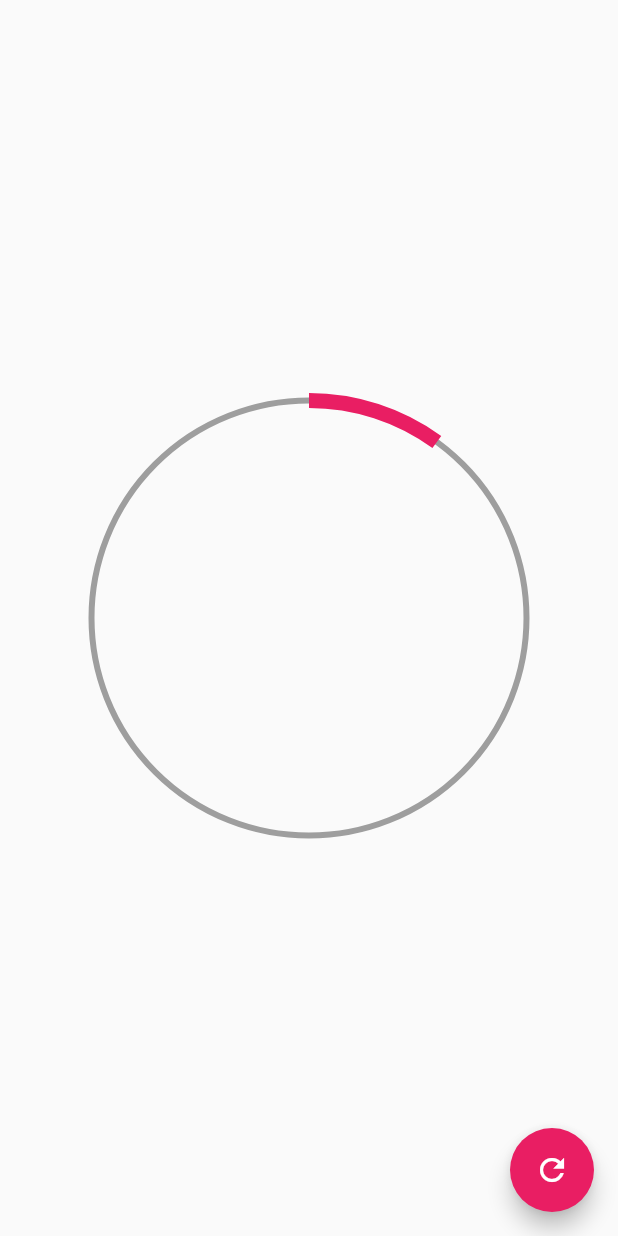
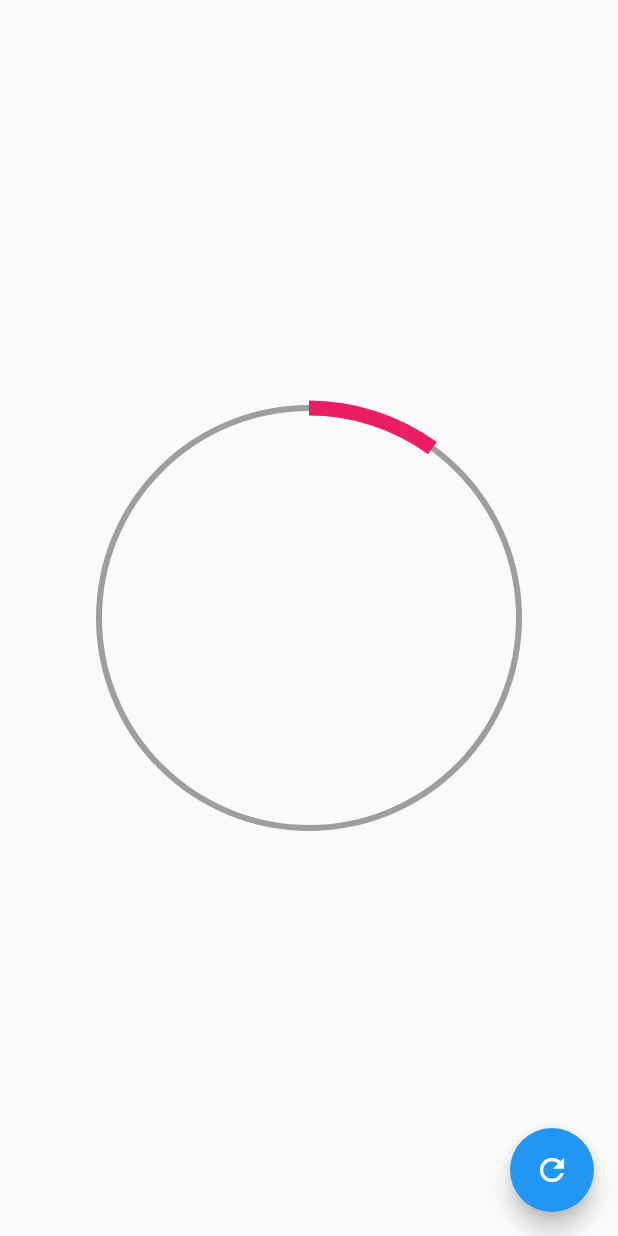
Before and after one commit to RoHeTT17/Flutterdisenos, a Flutter app: the screen it shows after launch, after a tap on the "refresh" icon, on a phone screen of 412 x 824 dp. Run offline on Flutter 3.47's test engine with Material 2 defaults, Android fonts, the phone set to English and light mode, and no system bars.

Commit message:
fin clase 51

```diff
--- a/lib/main.dart
+++ b/lib/main.dart
@@ -1,6 +1,7 @@
 import 'package:flutter/material.dart';
-import 'package:disenos/src/pages/circular_progress_page.dart';
+import 'package:disenos/src/pages/graficas_circulares_page.dart';
 
+//import 'package:disenos/src/labs/circular_progress_page.dart';
 //import 'package:disenos/src/retos/cuadrado_animado_page.dart';
 //import 'package:disenos/src/pages/animaciones_page.dart';
 //import 'package:disenos/src/pages/headers_page.dart';
@@ -13,7 +14,7 @@ class MyApp extends StatelessWidget {
     return const MaterialApp(
       debugShowCheckedModeBanner: false,
       title: 'Diseños App',
-      home: CircularProgressPage(),
+      home: GrafciasCircularesPage(),
    );
   }
 }
--- /dev/null
+++ b/lib/src/pages/graficas_circulares_page.dart
@@ -0,0 +1,44 @@
+import 'package:flutter/material.dart';
+
+import 'package:disenos/src/widgets/radial_progress.dart';
+
+class GrafciasCircularesPage extends StatefulWidget {
+
+  const GrafciasCircularesPage({Key? key}) : super(key: key);
+
+  @override
+  State<GrafciasCircularesPage> createState() => _GrafciasCircularesPageState();
+}
+
+class _GrafciasCircularesPageState extends State<GrafciasCircularesPage> {
+
+  double porcentaje = 0.0;
+
+  @override
+  Widget build(BuildContext context) {
+    return Scaffold(
+
+      body: Center(
+        child: Container(
+          width: 300,
+          height: 300,
+         // color: Colors.red,
+          child: RadialProgress(porcentaje: porcentaje,)//Text('$porcentaje %',style: const TextStyle(fontSize: 50.0),),
+        )
+     ),
+
+     floatingActionButton: FloatingActionButton(
+       child: const Icon(Icons.refresh),
+       onPressed: () {
+          setState(() {
+            porcentaje += 10;
+
+            if(porcentaje >100){
+              porcentaje = 0;
+            }
+
+          });
+      },),
+   );
+  }
+}
--- /dev/null
+++ b/lib/src/widgets/radial_progress.dart
@@ -0,0 +1,122 @@
+import 'dart:math';
+
+import 'package:flutter/material.dart';
+
+
+class RadialProgress extends StatefulWidget {
+
+  final porcentaje;
+
+  const RadialProgress({Key? key, required this.porcentaje}) : super(key: key);
+
+  @override
+  State<RadialProgress> createState() => _RadialProgressState();
+}
+
+class _RadialProgressState extends State<RadialProgress> with SingleTickerProviderStateMixin{
+
+  late AnimationController controller;
+  double? porcentajeAnterio;
+
+  @override
+  void initState() {
+    super.initState();
+    //Cuando se dibuja por primera vez el widget ( el init state solo corre una vez),
+    //igualar el porcentaje anterior al porcentaje que se recibe
+    porcentajeAnterio = widget.porcentaje;
+
+    controller = AnimationController(vsync: this, duration:const Duration(milliseconds: 200) );
+
+  }
+
+  @override
+  void dispose() {
+    controller.dispose();
+    super.dispose();
+  }
+
+  @override
+  Widget build(BuildContext context) {
+
+    controller.forward(from: 0);
+
+    // Aquí nos dice el procentaje a animar
+    final diferenciaAnimar = widget.porcentaje - porcentajeAnterio;
+    //Tener el porcentaje después de la diferencia
+    porcentajeAnterio = widget.porcentaje;
+
+
+    //Crear la animación
+    return AnimatedBuilder(
+      animation: controller,
+      //child: child,
+      builder: (BuildContext context, Widget? child) {
+              return  Container(
+                              padding: const EdgeInsets.all(10),
+                              width: double.infinity,
+                              height: double.infinity,
+                              //child: Text('${widget.porcentaje}'),
+                              child: CustomPaint(painter: _MiradialProgress(
+                                //widget.porcentaje
+                                (widget.porcentaje - diferenciaAnimar) + (diferenciaAnimar * controller.value)
+                                )),
+                          );
+            },
+          );
+
+  }
+
+}
+
+class _MiradialProgress extends CustomPainter{
+
+  final porcentaje;
+
+  _MiradialProgress(this.porcentaje);
+
+  @override
+  void paint(Canvas canvas, Size size) {
+
+    //Dibujar Ciculo
+    //Definir propiedades del lapiz
+    final paint = Paint()
+    ..strokeWidth = 4
+    ..color       = Colors.grey
+    ..style       = PaintingStyle.stroke;
+
+     //Propiedades para dibujar el circulo
+     //como el painter esta dentro del container, el canvas es el tamaño del container
+     Offset center = Offset(size.width*0.5, size.height*0.5);
+
+     //Radio del circulo
+     double radio = min(size.width*0.5, size.height*0.5);
+
+     //Dibujar un circulo
+     canvas.drawCircle(center, radio, paint) ;
+
+    //Dibujar el arco
+    final paintArco = Paint()
+    ..strokeWidth = 10
+    ..color       = Colors.pink
+    ..style       = PaintingStyle.stroke;
+
+    //Parte que se deberá ir llenando
+    //2 * pi estodo un ciruclo, depués e multiplica por el porcentaje
+    double arcAngle = 2 * pi * (porcentaje / 100);
+
+    canvas.drawArc(
+     Rect.fromCircle(center: center, radius: radio), //rect. Se podria definir como el espacio donde lo queremos ubicar
+     -pi /2,    // startAngle
+     arcAngle,  // sweepAngle
+     false,     // useCenter
+     paintArco
+     );
+
+  }
+
+  @override
+  bool shouldRepaint(covariant CustomPainter oldDelegate) {
+    return true;
+  }
+
+}
```
Also changed, not shown: lib/src/labs/circular_progress_page.dart (renamed from lib/src/pages/circular_progress_page.dart).
